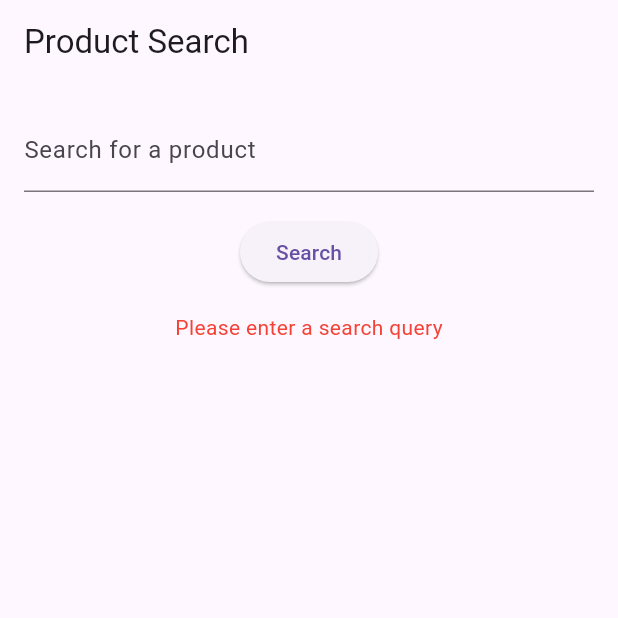
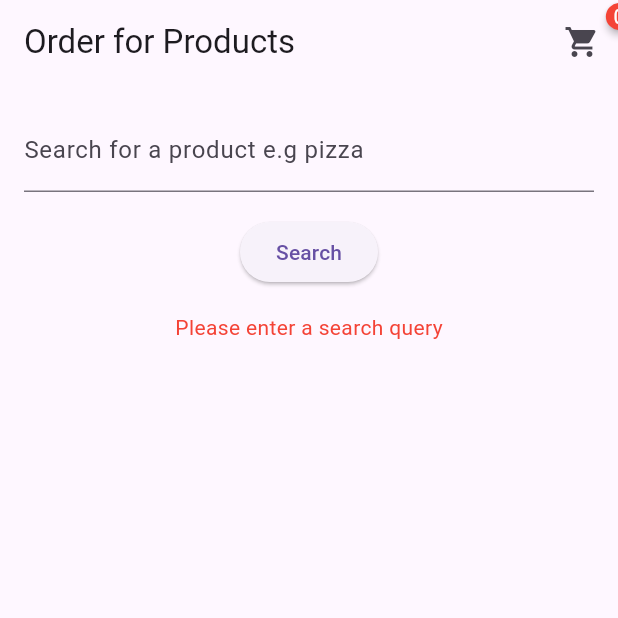
Before and after one commit to Abokiey/Food_app, a Flutter app: the screen it shows after launch, after a tap on "Search", on a phone screen of 412 x 824 dp, the top half of it. Run offline on Flutter 3.47's test engine with Material 3 defaults, Android fonts, the phone set to English and light mode, and no system bars; drawn by our look-alikes of badges; our stand-ins replace flutter_mobx, hive, hive_flutter, mobx; accounts and stored records are empty; generated files the repository leaves out were written again.

Commit message:
creating a dummy checkout and adding products to the cart

```diff
--- a/food_app/lib/main.dart
+++ b/food_app/lib/main.dart
@@ -1,20 +1,33 @@
 import 'package:flutter/material.dart';
 import 'package:food_shopping_app/store/food_store.dart';
 import 'package:flutter_mobx/flutter_mobx.dart';
+import 'package:food_shopping_app/models/product.dart';
+import 'package:hive/hive.dart';
+import 'package:hive_flutter/hive_flutter.dart';
+import 'package:badges/badges.dart' as badges;
+import 'package:provider/provider.dart';
+import 'package:food_shopping_app/pages/cart_page.dart';
 
-void main() {
+
+void main() async {
+  WidgetsFlutterBinding.ensureInitialized();
+  await Hive.initFlutter();
+  Hive.registerAdapter(ProductAdapter());
   runApp(MyApp());
 }
 
 class MyApp extends StatelessWidget {
   @override
   Widget build(BuildContext context) {
-    return MaterialApp(
-      title: 'Product Search',
-      theme: ThemeData(
-        primarySwatch: Colors.blue,
+    return Provider<FoodStore>(
+      create: (_) => FoodStore(),
+      child: MaterialApp(
+        title: 'Product Search',
+        theme: ThemeData(
+          primarySwatch: Colors.blue,
+        ),
+        home: ProductSearchPage(),
       ),
-      home: ProductSearchPage(),
     );
   }
 }
@@ -26,10 +39,9 @@ class ProductSearchPage extends StatefulWidget {
 
 class _ProductSearchPageState extends State<ProductSearchPage> {
   final TextEditingController _controller = TextEditingController();
-  final FoodStore _foodStore = FoodStore();
   String? _error;
 
-  Future<void> _searchProducts() async {
+  Future<void> _searchProducts(FoodStore foodStore) async {
     final query = _controller.text;
     if (query.isEmpty) {
       setState(() {
@@ -39,7 +51,7 @@ class _ProductSearchPageState extends State<ProductSearchPage> {
     }
 
     try {
-      await _foodStore.searchProducts(query);
+      await foodStore.searchProducts(query);
       setState(() {
         _error = null;
       });
@@ -52,9 +64,32 @@ class _ProductSearchPageState extends State<ProductSearchPage> {
 
   @override
   Widget build(BuildContext context) {
+    final foodStore = Provider.of<FoodStore>(context);
+
     return Scaffold(
       appBar: AppBar(
-        title: Text('Product Search'),
+        title: Text('Order for Products'),
+        actions: [
+          Observer(
+            builder: (_) {
+              return badges.Badge(
+                badgeContent: Text(
+                  foodStore.cart.length.toString(),
+                  style: TextStyle(color: Colors.white),
+                ),
+                child: IconButton(
+                  icon: Icon(Icons.shopping_cart),
+                  onPressed: () {
+                    Navigator.push(
+                      context,
+                      MaterialPageRoute(builder: (context) => CartPage()),
+                    );
+                  },
+                ),
+              );
+            },
+          ),
+        ],
       ),
       body: Padding(
         padding: const EdgeInsets.all(16.0),
@@ -63,12 +98,12 @@ class _ProductSearchPageState extends State<ProductSearchPage> {
             TextField(
               controller: _controller,
               decoration: InputDecoration(
-                labelText: 'Search for a product',
+                labelText: 'Search for a product e.g pizza',
               ),
             ),
             SizedBox(height: 16),
             ElevatedButton(
-              onPressed: _searchProducts,
+              onPressed: () => _searchProducts(foodStore),
               child: Text('Search'),
             ),
             SizedBox(height: 16),
@@ -79,15 +114,20 @@ class _ProductSearchPageState extends State<ProductSearchPage> {
               )
             else
               Observer(
-                builder: (_) => _foodStore.products.isNotEmpty
+                builder: (_) => foodStore.products.isNotEmpty
                     ? Expanded(
                         child: ListView.builder(
-                          itemCount: _foodStore.products.length,
+                          itemCount: foodStore.products.length,
                           itemBuilder: (context, index) {
-                            final product = _foodStore.products[index];
+                            final product = foodStore.products[index];
                             return ListTile(
-                              leading: Image.network(product.image),
+                              leading: Image.network(
+                                  'https://img.spoonacular.com/products/${product.id}-312x231.${product.imageType}'),
                               title: Text(product.title),
+                              trailing: IconButton(
+                                icon: Icon(Icons.add_shopping_cart),
+                                onPressed: () => foodStore.addToCart(product),
+                              ),
                             );
                           },
                         ),
--- a/food_app/lib/models/product.dart
+++ b/food_app/lib/models/product.dart
@@ -1,16 +1,33 @@
-import 'package:freezed_annotation/freezed_annotation.dart';
+import 'package:hive/hive.dart';
 
-part 'product.freezed.dart';
 part 'product.g.dart';
 
-@freezed
-class Product with _$Product {
-  factory Product({
-    required int id,
-    required String title,
-    required String image,
-    required String imageType,
-  }) = _Product;
+@HiveType(typeId: 1)
+class Product extends HiveObject {
+  @HiveField(0)
+  int id;
 
-  factory Product.fromJson(Map<String, dynamic> json) => _$ProductFromJson(json);
+  @HiveField(1)
+  String title;
+
+  @HiveField(2)
+  String imageType;
+
+  Product({required this.id, required this.title, required this.imageType});
+
+  factory Product.fromJson(Map<String, dynamic> json) {
+    return Product(
+      id: json['id'],
+      title: json['title'],
+      imageType: json['imageType'],
+    );
+  }
+
+  Map<String, dynamic> toJson() {
+    return {
+      'id': id,
+      'title': title,
+      'imageType': imageType,
+    };
+  }
 }
--- a/food_app/pubspec.yaml
+++ b/food_app/pubspec.yaml
@@ -21,6 +21,7 @@ dependencies:
   json_annotation: ^4.0.1
   freezed_annotation: ^2.0.0
   provider: ^6.0.0
+  badges: ^3.1.2
 
 dev_dependencies:
   build_runner: ^2.0.0
```
Also changed, not shown: food_app/lib/models/food_items.dart (deleted, +0 -14 lines), food_app/lib/pages/cart_page.dart (added, +59 -0 lines), food_app/lib/pages/success_page.dart (added, +27 -0 lines), food_app/lib/services/api_service.dart (+14 -38 lines), food_app/lib/store/food_store.dart (+21 -3 lines), food_app/lib/views/food_list_screen.dart (+33 -33 lines), food_app/lib/widgets/food_item_tile.dart (+15 -15 lines), food_app/lib/models/food_items.freezed.dart (deleted), food_app/lib/models/food_items.g.dart (deleted), food_app/lib/models/product.freezed.dart (deleted), food_app/lib/models/product.g.dart, food_app/lib/store/food_store.g.dart, food_app/pubspec.lock.
